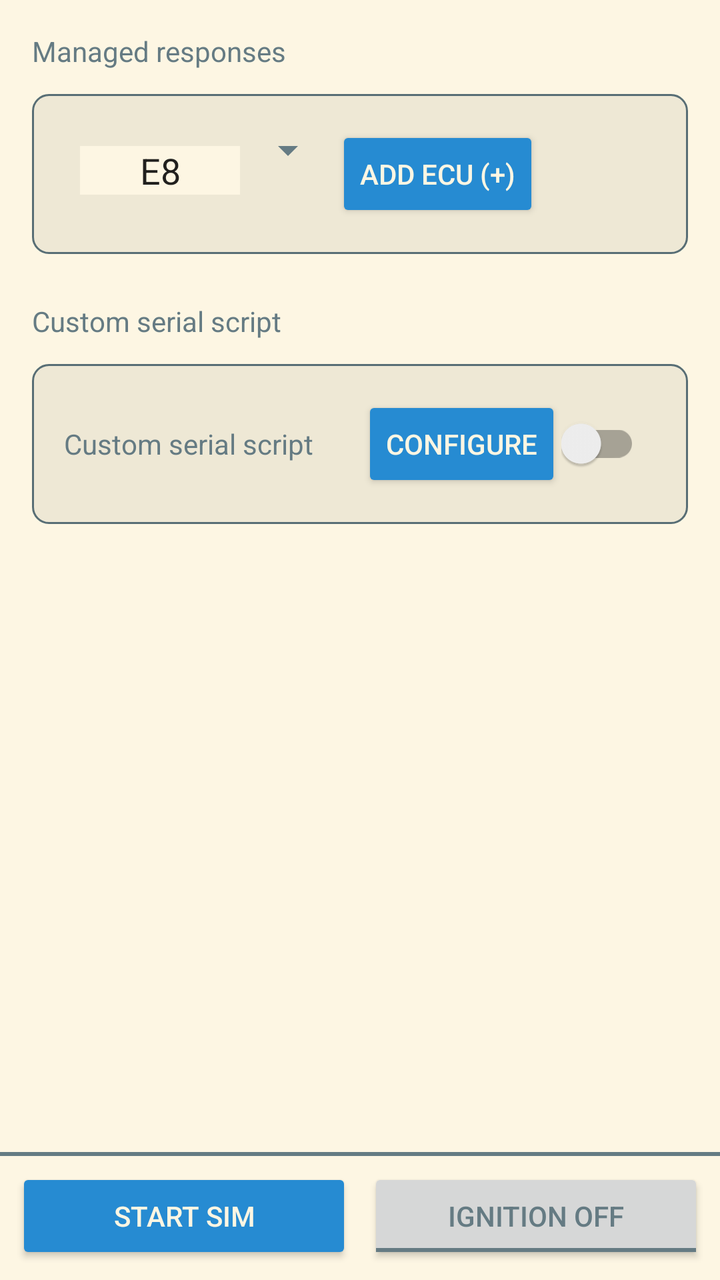
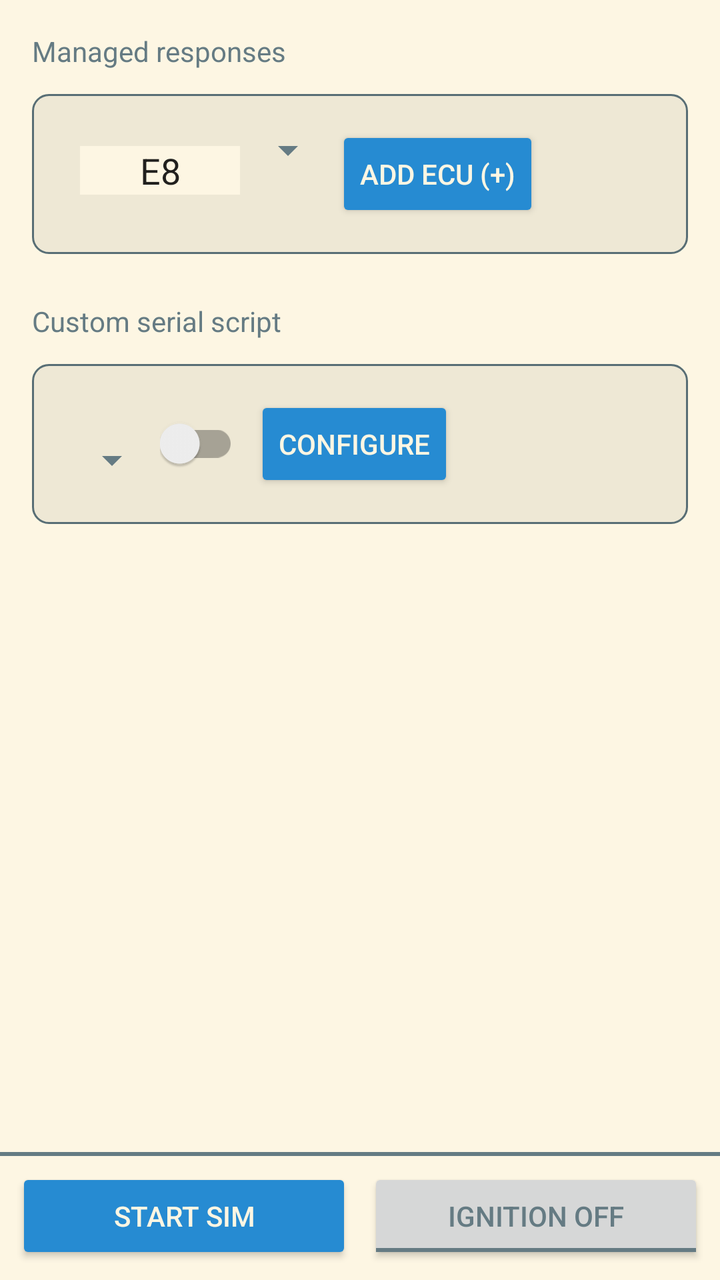

The first picture is an Android layout as it rendered before a commit; the second is the same layout after the commit. The layout source and the unified diff follow.
<!-- AndroidManifest.xml: application theme Theme.Solarized -->
<!-- res/layout/sim.xml -->
<androidx.constraintlayout.widget.ConstraintLayout
    xmlns:android="http://schemas.android.com/apk/res/android"
    xmlns:app="http://schemas.android.com/apk/res-auto"
    android:layout_width="match_parent"
    android:layout_height="match_parent">

    
    <ScrollView
        android:id="@+id/sim_render_area"
        android:layout_width="0dp"
        android:layout_height="0dp"
        app:layout_constraintTop_toTopOf="parent"
        app:layout_constraintBottom_toTopOf="@id/bottom_bar"
        app:layout_constraintStart_toStartOf="parent"
        app:layout_constraintEnd_toEndOf="parent">

        <LinearLayout
            android:orientation="vertical"
            android:padding="8dp"
            android:layout_width="match_parent"
            android:layout_height="wrap_content" >

            <LinearLayout
                android:orientation="vertical"
                android:layout_width="match_parent"
                android:layout_height="wrap_content" >

                <TextView
                    android:layout_width="match_parent"
                    android:layout_height="wrap_content"
                    android:layout_marginStart="8dp"
                    android:layout_marginTop="8dp"
                    android:layout_marginEnd="8dp"
                    android:layout_marginBottom="4dp"
                    android:text="@string/sim_managed_responses"
                    android:textAppearance="?attr/textAppearanceSubtitle1" />

                <androidx.cardview.widget.CardView
                    android:layout_margin="8dp"
                    android:layout_width="match_parent"
                    android:layout_height="wrap_content"
                    android:radius="8dp"
                    app:cardBackgroundColor="@android:color/transparent"
                    app:cardElevation="0dp"
                    app:cardUseCompatPadding="false"
                    app:cardPreventCornerOverlap="false"
                    android:elevation="0dp">

                    <LinearLayout
                        android:layout_width="match_parent"
                        android:layout_height="wrap_content"
                        android:orientation="horizontal"
                        android:background="@drawable/border"
                        android:padding="16dp">

                        <EditText
                            android:id="@+id/ecu_id_input"
                            android:layout_width="80dp"
                            android:layout_height="wrap_content"
                            android:hint="E8"
                            android:maxLength="2"
                            android:inputType="textCapCharacters|textNoSuggestions"
                            android:ems="2"
                            android:gravity="center"
                            android:layout_marginStart="8dp"
                            android:background="?attr/android:colorPrimaryDark"
                            android:text="E8" />

                        <Spinner
                            android:id="@+id/ecu_type_spinner"
                            android:layout_width="wrap_content"
                            android:layout_height="wrap_content" />

                        <Button
                            android:id="@+id/add_ecu"
                            android:layout_width="wrap_content"
                            android:layout_height="wrap_content"
                            android:text="@string/sim_add_ecu" />

                    </LinearLayout>

                </androidx.cardview.widget.CardView>
                <LinearLayout
                    android:id="@+id/ecu_list"
                    android:orientation="vertical"
                    android:layout_width="match_parent"
                    android:layout_height="wrap_content" >
                </LinearLayout>
            </LinearLayout>

            <TextView
                android:layout_width="match_parent"
                android:layout_height="wrap_content"
                android:layout_marginStart="8dp"
                android:layout_marginTop="16dp"
                android:layout_marginEnd="8dp"
                android:layout_marginBottom="4dp"
                android:text="@string/sim_custom_serial_script"
                android:textAppearance="?attr/textAppearanceSubtitle1" />

            <androidx.cardview.widget.CardView
                android:id="@+id/custom_serial_script"
                android:layout_width="match_parent"
                android:layout_height="wrap_content"
                android:layout_margin="8dp"
                android:elevation="0dp"
                android:radius="8dp"
                app:cardBackgroundColor="@android:color/transparent"
                app:cardElevation="0dp"
                app:cardPreventCornerOverlap="false"
                app:cardUseCompatPadding="false">

                <LinearLayout
                    android:layout_width="match_parent"
                    android:layout_height="wrap_content"
                    android:orientation="horizontal"
                    android:background="@drawable/border"
                    android:padding="16dp"
                    android:gravity="center_vertical">

                    <TextView
                        android:id="@+id/custom_serial_script_title"
                        android:layout_width="0dp"
                        android:layout_height="wrap_content"
                        android:layout_weight="1"
                        android:text="@string/sim_custom_serial_script"
                        android:textAppearance="?attr/textAppearanceListItem" />

                    <Button
                        android:id="@+id/sim_custom_serial_script_open"
                        android:layout_width="wrap_content"
                        android:layout_height="wrap_content"
                        android:text="@string/sim_custom_serial_script_open" />

                    <androidx.appcompat.widget.SwitchCompat
                        android:id="@+id/sim_custom_serial_script_enabled"
                        android:layout_width="wrap_content"
                        android:layout_height="wrap_content"
                        android:layout_marginEnd="8dp"
                        android:checked="false" />

                </LinearLayout>

            </androidx.cardview.widget.CardView>

        </LinearLayout>

    </ScrollView>

    
    <LinearLayout
        android:id="@+id/bottom_bar"
        android:layout_width="0dp"
        android:layout_height="wrap_content"
        android:orientation="vertical"
        android:padding="8dp"
        android:background="@drawable/background_with_border_top"
        app:layout_constraintBottom_toBottomOf="parent"
        app:layout_constraintStart_toStartOf="parent"
        app:layout_constraintEnd_toEndOf="parent">

        <LinearLayout
            android:layout_width="match_parent"
            android:layout_height="wrap_content"
            android:orientation="horizontal">

            <Button
                android:id="@+id/sim_state"
                android:layout_width="0dp"
                android:layout_height="wrap_content"
                android:layout_weight="1"
                android:layout_marginEnd="4dp"
                android:text="@string/sim_start_sim" />

            <ToggleButton
                android:id="@+id/ignition_state"
                android:layout_width="0dp"
                android:layout_height="wrap_content"
                android:layout_weight="1"
                android:layout_marginStart="4dp"
                android:textOff="@string/sim_ignition_off"
                android:textOn="@string/sim_ignition_on"
                android:text="@string/sim_ignition_on" />

        </LinearLayout>

    </LinearLayout>

</androidx.constraintlayout.widget.ConstraintLayout>
<!-- resources referenced by this layout -->
<resources>
  <!-- drawable background_with_border_top (drawable) -->
  <?xml version="1.0" encoding="utf-8"?>
  <layer-list xmlns:android="http://schemas.android.com/apk/res/android">
  
      
      <item>
          <shape android:shape="rectangle">
              <solid android:color="?attr/android:colorBackground"/>
          </shape>
      </item>
  
      
      <item android:gravity="top">
          <shape android:shape="rectangle">
              <size android:height="2dp"/>
              <solid android:color="?attr/android:textColor"/> 
          </shape>
      </item>
  
  </layer-list>
  <!-- drawable border (drawable) -->
  <shape xmlns:android="http://schemas.android.com/apk/res/android">
      
      <solid android:color="?attr/colorPrimary"/>
  
      
      <stroke
          android:width="1dp"
          android:color="?attr/android:textColorSecondary"/>
  
      
      <corners android:radius="8dp"/>
  
      
      <padding
          android:left="8dp"
          android:top="8dp"
          android:right="8dp"
          android:bottom="8dp"/>
  </shape>
  <string name="sim_add_ecu">Add ECU (+)</string>
  <string name="sim_custom_serial_script">Custom serial script</string>
  <string name="sim_custom_serial_script_open">Configure</string>
  <string name="sim_ignition_off">Ignition OFF</string>
  <string name="sim_ignition_on">Ignition ON</string>
  <string name="sim_managed_responses">Managed responses</string>
  <string name="sim_start_sim">Start Sim</string>
  <color name="sol_base2">#eee8d5</color>
  <color name="sol_base3">#fdf6e3</color>
  <color name="sol_blue">#268bd2</color>
  <color name="sol_green">#859900</color>
  <color name="sol_base00">#657b83</color>
  <color name="sol_base01">#586e75</color>
  <style name="Solarized.TextView.Light" parent="TextAppearance.AppCompat">
          <item name="android:textColor">@color/sol_base00</item>
      </style>
  <style name="Solarized.EditText.Light" parent="Widget.AppCompat.EditText">
          <item name="backgroundTint">@color/sol_base1</item>
          <item name="android:textColor">@color/sol_base00</item>
          <item name="android:textColorHint">@color/sol_base01</item>
          <item name="android:backgroundTint">@color/sol_base1</item>
      </style>
  <style name="Solarized.Button.Light" parent="Widget.AppCompat.Button">
          <item name="android:textColor">@color/sol_base3</item>
          <item name="android:backgroundTint">@color/sol_blue</item>
      </style>
  <style name="Solarized.CheckBox.Light" parent="Widget.AppCompat.CompoundButton.CheckBox">
          <item name="android:textColor">@color/sol_base00</item>
          <item name="buttonTint">@color/sol_cyan</item>
      </style>
  <style name="Solarized.TextView.AlertDialog.Light" parent="Theme.AppCompat.Dialog.Alert">
          <item name="android:background">@color/sol_base2</item>
          <item name="android:textColor">@color/sol_base00</item>
          <item name="android:textColorPrimary">@color/sol_base00</item>
          <item name="android:textColorSecondary">@color/sol_base01</item>
          <item name="colorAccent">@color/sol_blue</item>
      </style>
  <style name="Solarized.Dialog" parent="Theme.AppCompat.Light.Dialog.Alert">
          <item name="android:windowBackground">@color/sol_base2</item>
          <item name="android:colorBackground">@color/sol_base2</item>
          <item name="android:textColor">@color/sol_base00</item>
          <item name="android:textColorPrimary">@color/sol_base00</item>
          <item name="android:textColorSecondary">@color/sol_base01</item>
          <item name="colorAccent">@color/sol_blue</item>
          <item name="android:windowBackground">@color/sol_base2</item>
          <item name="colorControlNormal">@color/sol_base01</item>
          <item name="colorControlActivated">@color/sol_blue</item>
          <item name="android:editTextStyle">@style/Solarized.EditText.Light</item>
          <item name="editTextStyle">@style/Solarized.EditText.Light</item>
      </style>
  <color name="sol_base1">#93a1a1</color>
  <color name="sol_cyan">#2aa198</color>
  <!-- unchanged entries left out for length: 1 -->
</resources>

<!-- the commit's change to res/layout/sim.xml (unified diff, before → after) -->
@@ -117,20 +117,12 @@
                     android:background="@drawable/border"
                     android:padding="16dp"
                     android:gravity="center_vertical">
-
-                    <TextView
-                        android:id="@+id/custom_serial_script_title"
-                        android:layout_width="0dp"
-                        android:layout_height="wrap_content"
-                        android:layout_weight="1"
-                        android:text="@string/sim_custom_serial_script"
-                        android:textAppearance="?attr/textAppearanceListItem" />
-
-                    <Button
-                        android:id="@+id/sim_custom_serial_script_open"
+                    
+                    <Spinner    
+                        android:id="@+id/custom_serial_script_spinner"
                         android:layout_width="wrap_content"
                         android:layout_height="wrap_content"
-                        android:text="@string/sim_custom_serial_script_open" />
+                        android:layout_marginTop="8dp" />
 
                     <androidx.appcompat.widget.SwitchCompat
                         android:id="@+id/sim_custom_serial_script_enabled"
@@ -138,6 +130,12 @@
                         android:layout_height="wrap_content"
                         android:layout_marginEnd="8dp"
                         android:checked="false" />
+
+                    <Button
+                        android:id="@+id/sim_custom_serial_script_open"
+                        android:layout_width="wrap_content"
+                        android:layout_height="wrap_content"
+                        android:text="@string/sim_custom_serial_script_open" />
 
                 </LinearLayout>
 
